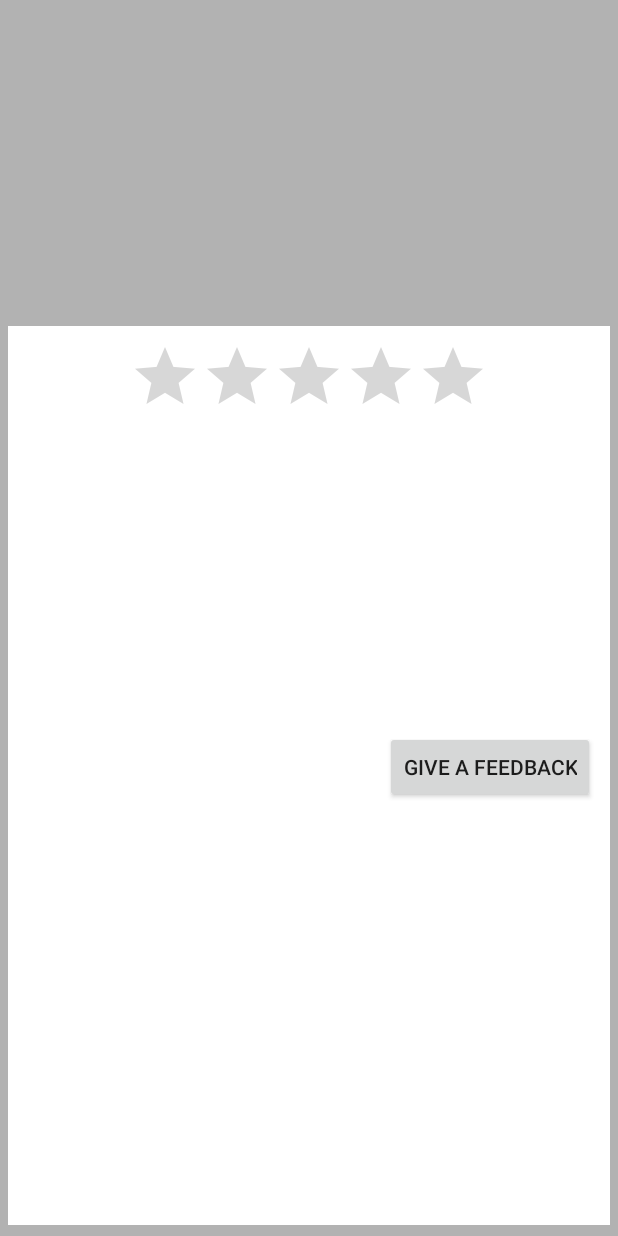
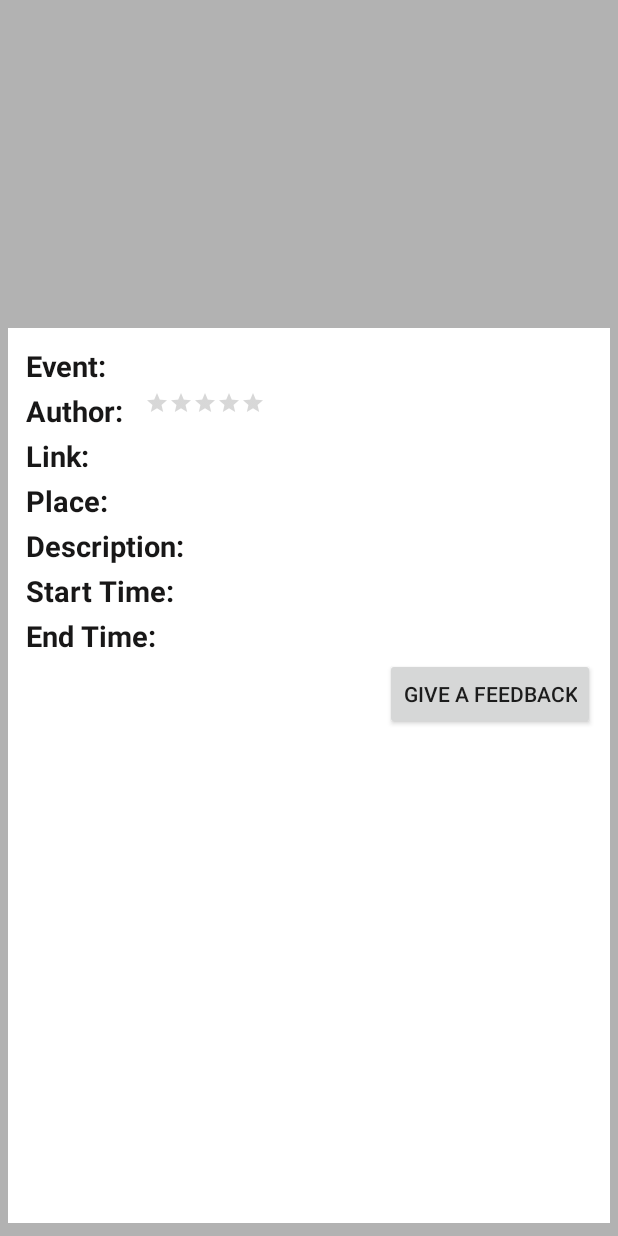
Before and after one commit to erwenzhang/FreeLunchAndroid, an Android app: the layout activity_view_one_event.xml on its own in the app's theme, with its tools: preview values and no code run, on a phone screen of 412 x 824 dp. Run offline under Robolectric (Android 15) with nearby library versions, the phone set to English and light mode, and no system bars.

Commit message:
view one event revised

```diff
--- a/app/src/main/res/layout/activity_view_one_event.xml
+++ b/app/src/main/res/layout/activity_view_one_event.xml
@@ -5,8 +5,7 @@
     android:background="#b2b2b2"
     android:gravity="center"
     android:orientation="vertical"
-    android:weightSum="1"
-    >
+    android:weightSum="1">
 
 
     <ImageView
@@ -28,24 +27,84 @@
         android:padding="10dp"
         android:layout_weight="0.95">
 
-        <RatingBar
+        <RelativeLayout
+            android:tag="front"
+            android:background="@color/item_background"
             android:layout_width="wrap_content"
             android:layout_height="wrap_content"
-            android:id="@+id/ratingBar"
-            android:layout_gravity="center_horizontal" />
+            android:padding="@dimen/view_one_event_padding">
+
+            <TextView
+                android:id="@+id/label_event_name"
+                android:layout_width="wrap_content"
+                android:layout_height="wrap_content"
+                android:text="Event: "
+                android:textColor="#181717"
+                android:textSize="19sp"
+                android:textStyle="bold" />
 
             <TextView
                 android:id="@+id/event_name"
                 android:layout_width="match_parent"
                 android:layout_height="wrap_content"
+                android:layout_toRightOf="@+id/label_event_name"
+                android:textColor="#181717"
+                android:textSize="19sp"
+                android:textStyle="bold"
+                android:paddingLeft="10dp" />
+
+        </RelativeLayout>
+
+
+        <RelativeLayout
+            android:tag="front"
+            android:background="@color/item_background"
+            android:layout_width="wrap_content"
+            android:layout_height="wrap_content"
+            android:padding="@dimen/view_one_event_padding">
+
+            <TextView
+                android:id="@+id/label_author"
+                android:layout_width="wrap_content"
+                android:layout_height="wrap_content"
+                android:text="Author: "
                 android:textColor="#181717"
                 android:textSize="19sp"
                 android:textStyle="bold" />
 
             <TextView
                 android:id="@+id/author"
-            android:layout_width="match_parent"
+                android:layout_width="wrap_content"
                 android:layout_height="wrap_content"
+                android:textColor="#181717"
+                android:textSize="19sp"
+                android:textStyle="bold"
+                android:layout_toRightOf="@+id/label_author"
+                android:paddingLeft="10dp" />
+
+            <RatingBar
+                android:layout_width="wrap_content"
+                android:layout_height="wrap_content"
+                android:id="@+id/ratingBar"
+                android:layout_gravity="center_horizontal"
+                android:layout_toRightOf="@+id/author"
+                style="?android:attr/ratingBarStyleSmall" />
+
+        </RelativeLayout>
+
+
+        <RelativeLayout
+            android:tag="front"
+            android:background="@color/item_background"
+            android:layout_width="wrap_content"
+            android:layout_height="wrap_content"
+            android:padding="@dimen/view_one_event_padding" >
+
+            <TextView
+                android:id="@+id/label_link"
+                android:layout_width="wrap_content"
+                android:layout_height="wrap_content"
+                android:text="Link: "
                 android:textColor="#181717"
                 android:textSize="19sp"
                 android:textStyle="bold" />
@@ -56,57 +115,145 @@
                 android:layout_height="wrap_content"
                 android:textColor="#181717"
                 android:textSize="19sp"
+                android:textStyle="bold"
+                android:layout_toRightOf="@+id/label_link"
+                android:paddingLeft="10dp" />
+
+        </RelativeLayout>
+
+        <RelativeLayout
+            android:tag="front"
+            android:background="@color/item_background"
+            android:layout_width="wrap_content"
+            android:layout_height="wrap_content"
+            android:padding="@dimen/view_one_event_padding" >
+
+            <TextView
+                android:id="@+id/label_place"
+                android:layout_width="wrap_content"
+                android:layout_height="wrap_content"
+                android:text="Place: "
+                android:textColor="#181717"
+                android:textSize="19sp"
                 android:textStyle="bold" />
 
             <TextView
                 android:id="@+id/building"
-            android:layout_width="match_parent"
+                android:layout_width="wrap_content"
                 android:layout_height="wrap_content"
+                android:textColor="#181717"
+                android:textSize="19sp"
+                android:textStyle="bold"
+                android:layout_toRightOf="@+id/label_place"
+                android:paddingLeft="10dp"/>
+
+            <TextView
+                android:id="@+id/room"
+                android:layout_width="wrap_content"
+                android:layout_height="wrap_content"
+                android:layout_gravity="center_vertical"
+                android:layout_marginTop="5dp"
+                android:textColor="#000000"
+                android:textSize="14sp"
+                android:layout_toRightOf="@+id/building" />
+
+        </RelativeLayout>
+
+        <RelativeLayout
+            android:tag="front"
+            android:background="@color/item_background"
+            android:layout_width="wrap_content"
+            android:layout_height="wrap_content"
+            android:padding="@dimen/view_one_event_padding" >
+            <TextView
+                android:id="@+id/label_description"
+                android:layout_width="wrap_content"
+                android:layout_height="wrap_content"
+                android:text="Description: "
                 android:textColor="#181717"
                 android:textSize="19sp"
                 android:textStyle="bold" />
 
             <TextView
                 android:id="@+id/description"
-            android:layout_width="match_parent"
+                android:layout_width="wrap_content"
                 android:layout_height="wrap_content"
                 android:layout_gravity="center_vertical"
                 android:layout_marginTop="5dp"
                 android:textColor="#000000"
-            android:textSize="14sp" />
+                android:textSize="14sp"
+                android:layout_toRightOf="@+id/label_description"
+                android:paddingLeft="10dp" />
+        </RelativeLayout>
+
+        <RelativeLayout
+            android:tag="front"
+            android:background="@color/item_background"
+            android:layout_width="wrap_content"
+            android:layout_height="wrap_content"
+            android:padding="@dimen/view_one_event_padding" >
+
+            <TextView
+                android:id="@+id/label_time"
+                android:layout_width="wrap_content"
+                android:layout_height="wrap_content"
+                android:text="Start Time: "
+                android:textColor="#181717"
+                android:textSize="19sp"
+                android:textStyle="bold" />
 
             <TextView
                 android:id="@+id/dtStart"
-            android:layout_width="match_parent"
+                android:layout_width="wrap_content"
                 android:layout_height="wrap_content"
                 android:layout_gravity="center_vertical"
                 android:layout_marginTop="5dp"
                 android:textColor="#000000"
-            android:textSize="14sp" />
+                android:textSize="14sp"
+                android:layout_toRightOf="@+id/label_time"
+                android:paddingLeft="10dp" />
+        </RelativeLayout>
+
+        <RelativeLayout
+            android:tag="front"
+            android:background="@color/item_background"
+            android:layout_width="wrap_content"
+            android:layout_height="wrap_content"
+            android:padding="@dimen/view_one_event_padding" >
+
+            <TextView
+                android:id="@+id/label_end_time"
+                android:layout_width="wrap_content"
+                android:layout_height="wrap_content"
+                android:text="End Time: "
+                android:textColor="#181717"
+                android:textSize="19sp"
+                android:textStyle="bold" />
 
             <TextView
                 android:id="@+id/dtEnd"
-            android:layout_width="match_parent"
+                android:layout_width="wrap_content"
                 android:layout_height="wrap_content"
                 android:layout_gravity="center_vertical"
                 android:layout_marginTop="5dp"
                 android:textColor="#000000"
-            android:textSize="14sp" />
+                android:textSize="14sp"
+                android:layout_toRightOf="@+id/label_end_time"
+                android:paddingLeft="10dp" />
+        </RelativeLayout>
 
-        <TextView
-            android:id="@+id/room"
-            android:layout_width="match_parent"
-            android:layout_height="wrap_content"
-            android:layout_gravity="center_vertical"
-            android:layout_marginTop="5dp"
-            android:textColor="#000000"
-            android:textSize="14sp" />
+
         <Button
             android:layout_width="wrap_content"
             android:layout_height="wrap_content"
             android:text="Give a Feedback"
             android:id="@+id/feedback"
             android:layout_gravity="right" />
+
+
+
+
+
     </LinearLayout>
 
 </LinearLayout>
--- a/app/src/main/res/values/dimens.xml
+++ b/app/src/main/res/values/dimens.xml
@@ -4,4 +4,5 @@
     <dimen name="activity_vertical_margin">16dp</dimen>
     <dimen name="item_height">80dp</dimen>
     <dimen name="item_padding">16dp</dimen>
+    <dimen name="view_one_event_padding">2dp</dimen>
 </resources>
```
Lines whose indentation alone changed are shown as unchanged.
